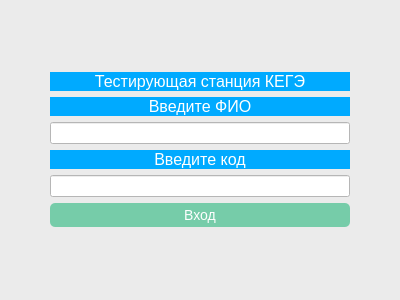
DankarLisiyGlobus/kompege2, file kege2_login.ui: the form before one commit.
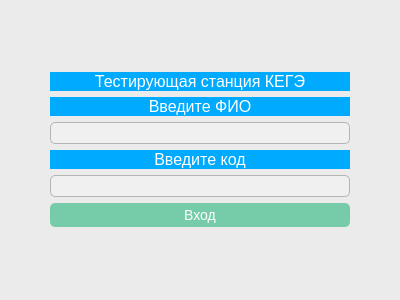
The form after the commit.

What changed in the file:
```diff
--- a/kege2_login.ui
+++ b/kege2_login.ui
@@ -99,9 +99,29 @@
    <item row="5" column="1">
     <widget class="QLineEdit" name="codeLine">
      <property name="styleSheet">
-      <string notr="true">color: rgb(0, 0, 0);
-background-color: rgb(255, 255, 255);
-</string>
+      <string notr="true">QLineEdit {
+    color: black;
+    font-size: 14px;
+    border-radius:5px;
+    background-color:  rgb(240, 240, 240);
+    padding: 1px 1px;
+    border: 1px solid rgb(180, 180, 180);
+}
+
+QLineEdit:hover {
+    background-color: rgb(233, 233, 233);
+}
+
+QLineEdit:focus {
+    background-color: rgb(255, 255, 255);
+    border: 1px solid rgb(150, 150, 150);
+}
+
+QLineEdit:disabled {
+    color: rgb(130, 130, 130);
+    background-color: rgb(200, 200, 200);
+    border: 1px solid rgb(160, 160, 160);
+}</string>
      </property>
     </widget>
    </item>
@@ -166,9 +186,29 @@
    <item row="3" column="1">
     <widget class="QLineEdit" name="fio_lineEdit">
      <property name="styleSheet">
-      <string notr="true">color: rgb(0, 0, 0);
-background-color: rgb(255, 255, 255);
-</string>
+      <string notr="true">QLineEdit {
+    color: black;
+    font-size: 14px;
+    border-radius:5px;
+    background-color:  rgb(240, 240, 240);
+    padding: 1px 1px;
+    border: 1px solid rgb(180, 180, 180);
+}
+
+QLineEdit:hover {
+    background-color: rgb(233, 233, 233);
+}
+
+QLineEdit:focus {
+    background-color: rgb(255, 255, 255);
+    border: 1px solid rgb(150, 150, 150);
+}
+
+QLineEdit:disabled {
+    color: rgb(130, 130, 130);
+    background-color: rgb(200, 200, 200);
+    border: 1px solid rgb(160, 160, 160);
+}</string>
      </property>
     </widget>
    </item>
```
